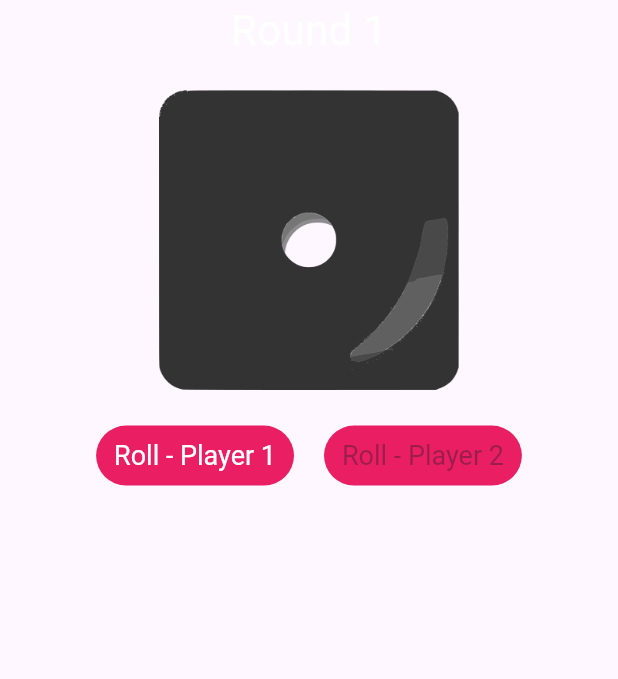
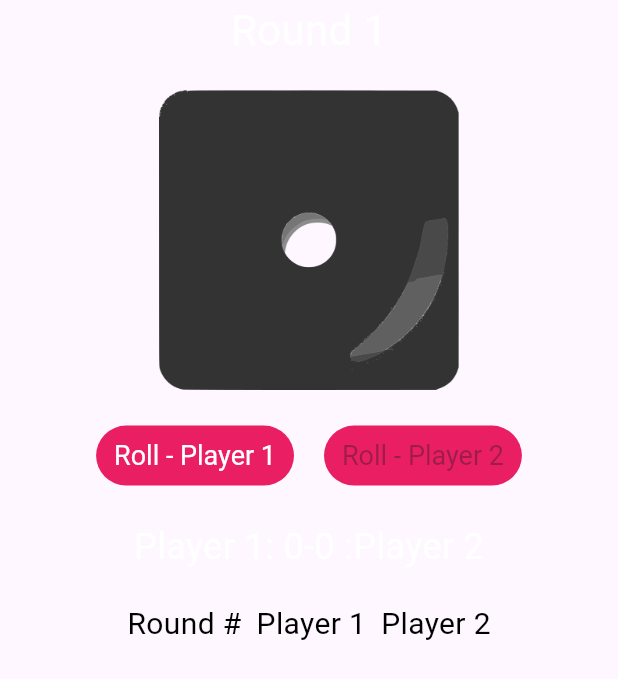
Before and after one commit to Shanb98/roller_dice_app, a Flutter app: the RollerDice widget shown alone on an empty page, opened directly, on a phone screen of 412 x 824 dp. Shown: the top 679 px of the screen. Run offline on Flutter 3.47's test engine with Material 3 defaults, Android fonts, the phone set to English and light mode, and no system bars.

Commit message:
final 12/01

```diff
--- a/lib/roller_dice.dart
+++ b/lib/roller_dice.dart
@@ -7,6 +7,7 @@ class RollerDice extends StatefulWidget {
   @override
   State<RollerDice> createState() => _RollerDiceState();
 }
+const numberOfRounds = 5;
 
 class _RollerDiceState extends State<RollerDice> {
   int diceNumber = 1;
@@ -15,13 +16,47 @@ class _RollerDiceState extends State<RollerDice> {
   int playerTwoWins = 0;
   int playerOneRoud = 1;
   int playerTwoRoud = 1;
-
+  List<int> playerOneScores = [];
+  List<int> playerTwoScores = [];
+  String whoWins = '';
   playerOneAction() {
     setState(() {
       diceNumber = Random().nextInt(6) + 1;
     });
   }
-
+  updateRound() {
+    setState(() {
+      if (playerOneRoud == playerTwoRoud && round <= numberOfRounds) {
+        if (playerOneScores[round] > playerTwoScores[round]) {
+          playerOneWins += 1;
+        } else if (playerTwoScores[round] > playerOneScores[round]) {
+          playerTwoWins += 1;
+        }
+        round += 1;
+      }
+      if (round == numberOfRounds) {
+        if (playerOneWins > playerTwoWins) {
+          whoWins = 'Player 1 Wins!';
+        } else if (playerTwoWins > playerOneWins) {
+          whoWins = 'Player 2 Wins!';
+        } else {
+          whoWins = 'It\'s a Draw!';
+        }
+      }
+    });
+  }
+  reset() {
+  setState(() {
+    diceNumber = 1;
+    round = 0;
+    playerOneWins = 0;
+    playerTwoWins = 0;
+    playerOneRoud = 1;
+    playerTwoRoud = 1;
+    playerOneScores = [];
+    playerTwoScores = [];
+  });
+  }
   playerTwoAction() {
     setState(() {
       diceNumber = Random().nextInt(6) + 1;
@@ -41,10 +76,27 @@ class _RollerDiceState extends State<RollerDice> {
     }
     return false;
   }
+
   @override
   Widget build(BuildContext context) {
     return Column(
-
+      mainAxisSize: MainAxisSize.min,
+      children: [
+        round == numberOfRounds
+            ? Column(
+                children: [
+                  const Text('Game Over!',
+                      style: TextStyle(color: Colors.red, fontSize: 28)),
+                  Text(whoWins,
+                      style:
+                          const TextStyle(color: Colors.green, fontSize: 28)),
+                  TextButton(
+                      onPressed: reset,
+                      child: const Text('Start a New Game!',
+                          style: TextStyle(color: Colors.blue, fontSize: 20))),
+                ],
+              )
+            : Column(
                 children: [
                   Text(
                     'Round ${(round + 1)}',
@@ -64,7 +116,9 @@ class _RollerDiceState extends State<RollerDice> {
                     mainAxisAlignment: MainAxisAlignment.center,
                     children: [
                       TextButton(
-                          onPressed: playerOneAction,
+                          onPressed: isPlayerOneButtonDisable()
+                              ? null
+                              : playerOneAction,
                           style: TextButton.styleFrom(
                               backgroundColor: Colors.pink,
                               foregroundColor: Colors.white,
@@ -74,7 +128,12 @@ class _RollerDiceState extends State<RollerDice> {
                         width: 20,
                       ),
                       TextButton(
-                          onPressed: playerTwoAction(),
+                          onPressed: isPlayerTwoButtonDisable()
+                              ? null
+                              : () {
+                                  playerTwoAction();
+                                  updateRound();
+                                },
                           style: TextButton.styleFrom(
                               backgroundColor: Colors.pink,
                               foregroundColor: Colors.white,
@@ -83,6 +142,53 @@ class _RollerDiceState extends State<RollerDice> {
                     ],
                   ),
                 ],
-              );
+              ),
+        const SizedBox(
+          height: 20,
+        ),
+        Text(
+          'Player 1: $playerOneWins-$playerTwoWins :Player 2',
+          style: const TextStyle(color: Colors.white, fontSize: 24),
+        ),
+        const SizedBox(
+          height: 20,
+        ),
+        Row(
+          mainAxisAlignment: MainAxisAlignment.center,
+          children: [
+            Column(
+              children: [
+                const Text('Round #',
+                    style: TextStyle(color: Colors.black, fontSize: 20)),
+                for (int r = 1; r <= playerOneScores.length; r++)
+                  Text(
+                    'Round $r',
+                  )
+              ],
+            ),
+            const SizedBox(
+              width: 10,
+            ),
+            Column(
+              children: [
+                const Text('Player 1',
+                    style: TextStyle(color: Colors.black, fontSize: 20)),
+                for (var value in playerOneScores) Text(value.toString())
+              ],
+            ),
+            const SizedBox(
+              width: 10,
+            ),
+            Column(
+              children: [
+                const Text('Player 2',
+                    style: TextStyle(color: Colors.black, fontSize: 20)),
+                for (var value in playerTwoScores) Text(value.toString())
+              ],
+            )
+          ],
+        )
+      ],
+    );
   }
 }
```
